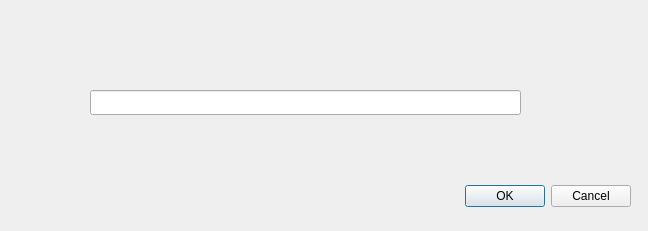
gakramx/sonegx-editor, file mapdialog.ui: the form before one commit.
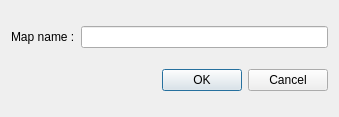
The form after the commit.

What changed in the file:
```diff
--- a/mapdialog.ui
+++ b/mapdialog.ui
@@ -6,22 +6,26 @@
    <rect>
     <x>0</x>
     <y>0</y>
-    <width>648</width>
-    <height>231</height>
+    <width>339</width>
+    <height>117</height>
    </rect>
   </property>
   <property name="windowTitle">
    <string>Dialog</string>
   </property>
+  <layout class="QGridLayout" name="gridLayout">
+   <item row="0" column="0">
+    <widget class="QLabel" name="label">
+     <property name="text">
+      <string>Map name :</string>
+     </property>
+    </widget>
+   </item>
+   <item row="0" column="1">
+    <widget class="QLineEdit" name="mapName_lineEdit"/>
+   </item>
+   <item row="1" column="0" colspan="2">
   <widget class="QDialogButtonBox" name="buttonBox">
-   <property name="geometry">
-    <rect>
-     <x>10</x>
-     <y>180</y>
-     <width>621</width>
-     <height>32</height>
-    </rect>
-   </property>
    <property name="orientation">
     <enum>Qt::Horizontal</enum>
    </property>
@@ -29,16 +33,8 @@
     <set>QDialogButtonBox::Cancel|QDialogButtonBox::Ok</set>
    </property>
   </widget>
-  <widget class="QLineEdit" name="mapName_lineEdit">
-   <property name="geometry">
-    <rect>
-     <x>90</x>
-     <y>90</y>
-     <width>431</width>
-     <height>25</height>
-    </rect>
-   </property>
-  </widget>
+   </item>
+  </layout>
  </widget>
  <resources/>
  <connections>
```
Lines whose indentation alone changed are shown as unchanged.
